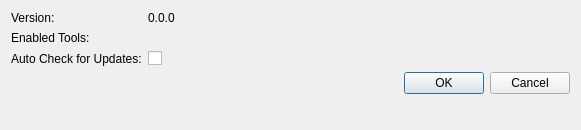
Before: the Qt Designer form houdini/ui/MENU_preferences.ui in sashaouellet/SDMTools, drawn with Qt 5.
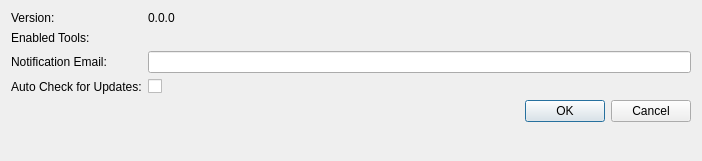
After: the same form once the commit is applied.

Commit message: Added email notifications text field to preferences UI

What changed in the file:
```diff
--- a/houdini/ui/MENU_preferences.ui
+++ b/houdini/ui/MENU_preferences.ui
@@ -6,8 +6,8 @@
    <rect>
     <x>0</x>
     <y>0</y>
-    <width>581</width>
-    <height>130</height>
+    <width>702</width>
+    <height>161</height>
    </rect>
   </property>
   <property name="windowTitle">
@@ -28,7 +28,7 @@
      </property>
     </widget>
    </item>
-   <item row="3" column="0" colspan="2">
+   <item row="4" column="0" colspan="2">
     <widget class="QDialogButtonBox" name="buttonBox">
      <property name="orientation">
       <enum>Qt::Horizontal</enum>
@@ -38,7 +38,7 @@
      </property>
     </widget>
    </item>
-   <item row="2" column="0">
+   <item row="3" column="0">
     <widget class="QLabel" name="label_2">
      <property name="toolTip">
       <string>Check this if you want SDMTools to automatically check and prompt you for new releases (occurs when Houdini starts up)</string>
@@ -48,7 +48,7 @@
      </property>
     </widget>
    </item>
-   <item row="2" column="1">
+   <item row="3" column="1">
     <widget class="QCheckBox" name="CHK_autoCheckUpdates">
      <property name="text">
       <string/>
@@ -68,6 +68,26 @@
    <item row="1" column="1">
     <layout class="QVBoxLayout" name="LAY_tools"/>
    </item>
+   <item row="2" column="0">
+    <widget class="QLabel" name="label_4">
+     <property name="toolTip">
+      <string>Notifications may be enabled for certain actions (such as cache completions). Set where you receive them here.</string>
+     </property>
+     <property name="text">
+      <string>Notification Email:</string>
+     </property>
+    </widget>
+   </item>
+   <item row="2" column="1">
+    <widget class="QLineEdit" name="LNE_email">
+     <property name="minimumSize">
+      <size>
+       <width>250</width>
+       <height>0</height>
+      </size>
+     </property>
+    </widget>
+   </item>
   </layout>
  </widget>
  <resources/>
```
The commit also changes 2 other files.
